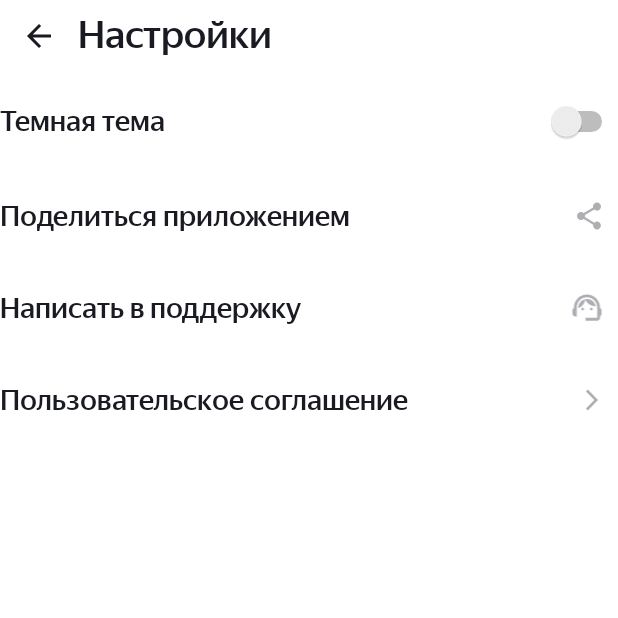
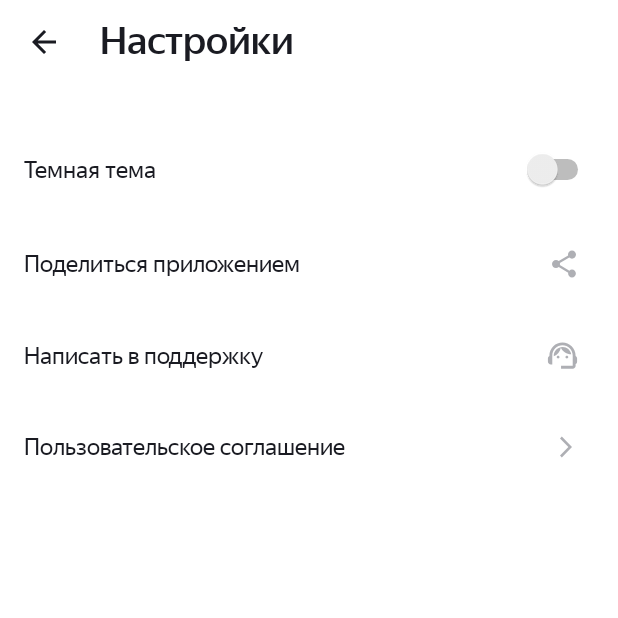
Before and after one commit to Zedd3d/PlaylistMaker, an Android app: the SettingsActivity screen opened directly, with no data from a screen before it, on a phone screen of 412 x 824 dp, the top half of it. Run offline under Robolectric (Android 15) with nearby library versions, the phone set to English and light mode, and no system bars.

Commit message:
12 спринт

```diff
--- a/app/src/main/res/layout/activity_search.xml
+++ b/app/src/main/res/layout/activity_search.xml
@@ -12,6 +12,7 @@
         android:layout_width="match_parent"
         android:layout_height="wrap_content"
         android:orientation="horizontal"
+        android:padding="4dp"
         android:gravity="center">
 
         <ImageButton
--- a/app/src/main/res/layout/activity_settings.xml
+++ b/app/src/main/res/layout/activity_settings.xml
@@ -11,6 +11,7 @@
         android:layout_width="match_parent"
         android:layout_height="wrap_content"
         android:orientation="horizontal"
+        android:padding="4dp"
         android:gravity="center">
 
         <ImageButton
--- a/app/src/main/res/values/dimens.xml
+++ b/app/src/main/res/values/dimens.xml
@@ -2,7 +2,7 @@
 <resources>
     <!-- text size-->
     <dimen name="program_name_text_size">22sp</dimen>
-    <dimen name="settings_item_text_size">19sp</dimen>
+    <dimen name="settings_item_text_size">16sp</dimen>
     <dimen name="bigbtn_text_size">26sp</dimen>
     <dimen name="searchlist_small_text">11sp</dimen>
     <dimen name="searchlist_large_text">16sp</dimen>
--- a/app/src/main/res/values/styles.xml
+++ b/app/src/main/res/values/styles.xml
@@ -22,6 +22,7 @@
         <item name="android:layout_height">wrap_content</item>
         <item name="android:layout_weight">10</item>
         <item name="android:textSize">@dimen/settings_item_text_size</item>
+        <item name="android:fontFamily">@font/ys_display_regular</item>
     </style>
     <style name="SettingsImgButtonStyle" parent="Widget.MaterialComponents.TimePicker.ImageButton">
         <item name="android:layout_width">@dimen/icon_size</item>
@@ -37,7 +38,8 @@
         <item name="android:gravity">center</item>
         <item name="android:paddingTop">@dimen/padding_19dp</item>
         <item name="android:paddingBottom">@dimen/padding_18dp</item>
-
+        <item name="android:paddingStart">16dp</item>
+        <item name="android:paddingEnd">16dp</item>
     </style>
 
     <style name="backButtonTitle" parent="Widget.MaterialComponents.TimePicker.ImageButton">
@@ -56,12 +58,14 @@
         <item name="android:layout_weight">1</item>
         <item name="android:textSize">@dimen/bigbtn_text_size</item>
         <item name="android:paddingBottom">1dp</item>
+        <item name="android:paddingStart">12dp</item>
     </style>
 
     <style name="MainContentListStyle">
         <item name="android:layout_width">match_parent</item>
         <item name="android:layout_height">match_parent</item>
         <item name="android:orientation">vertical</item>
+        <item name="android:paddingTop">24dp</item>
 
     </style>
 
```
